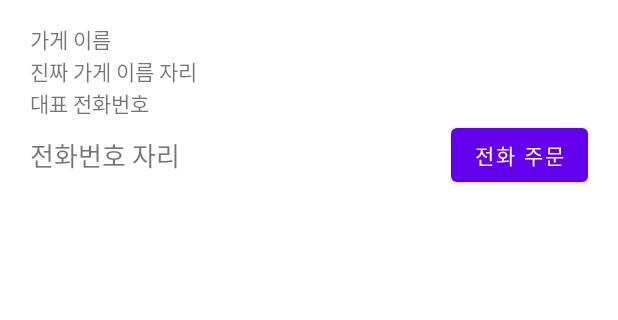
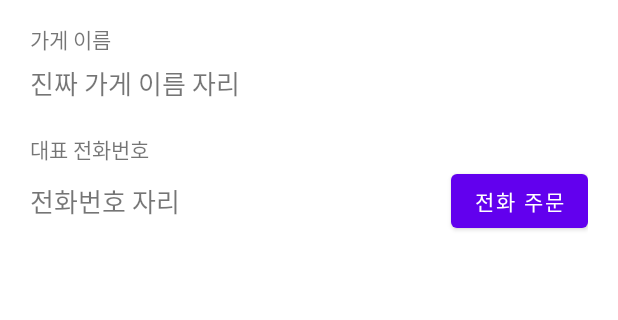
Before and after one commit to clearsky77/PizzaOrderAppReview, an Android app: the layout activity_view_store_detail.xml on its own in the app's theme, with its tools: preview values and no code run, on a phone screen of 412 x 824 dp, the part 210-530 px from its top. Run offline under Robolectric (Android 15) with nearby library versions, the phone set to English and light mode, and no system bars.

Commit message:
가게 상세화면에서 가게 상세정보 데이터 표시

```diff
--- a/app/src/main/java/com/clearsky77/pizzaorderappreview/datas/StoreData.kt
+++ b/app/src/main/java/com/clearsky77/pizzaorderappreview/datas/StoreData.kt
@@ -6,6 +6,7 @@ class StoreData(
     val name : String,
     val phoneNum : String,
     val logoURL : String
-) : Serializable //getExtra가 가능한 자료형처럼 보이게 하기 -> Serializable
+) : Serializable // intent에서 putExtra한 것을 getExtra가 가능하도도록
+                // (지원 가능한 자료형이 따로 있다) 지원되는 자료형처럼 보이게 하기 -> Serializable
 {
 }
--- a/app/src/main/res/layout/activity_view_store_detail.xml
+++ b/app/src/main/res/layout/activity_view_store_detail.xml
@@ -29,14 +29,18 @@
         android:text="가게 이름" />
 
     <TextView
+        android:id="@+id/storeNameTxt"
         android:layout_width="wrap_content"
         android:layout_height="wrap_content"
+        android:layout_marginTop="5dp"
+        android:textSize="17sp"
         android:text="진짜 가게 이름 자리" />
 
 
     <TextView
         android:layout_width="match_parent"
         android:layout_height="wrap_content"
+        android:layout_marginTop="20dp"
         android:text="대표 전화번호" />
 
     <LinearLayout
@@ -46,6 +50,7 @@
         android:gravity="center_vertical">
 
         <TextView
+            android:id="@+id/phoneNum"
             android:layout_width="wrap_content"
             android:layout_height="wrap_content"
             android:text="전화번호 자리"
```
Also changed, not shown: app/src/main/java/com/clearsky77/pizzaorderappreview/ViewStoreDetailActivity.kt (+9 -0 lines).
